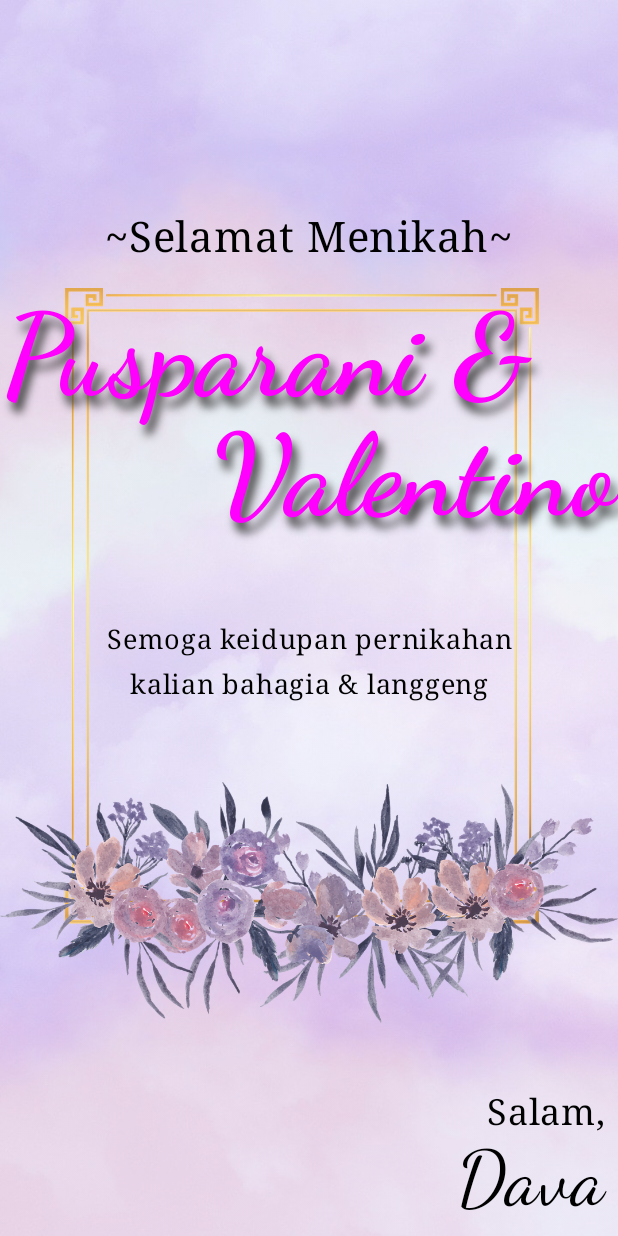
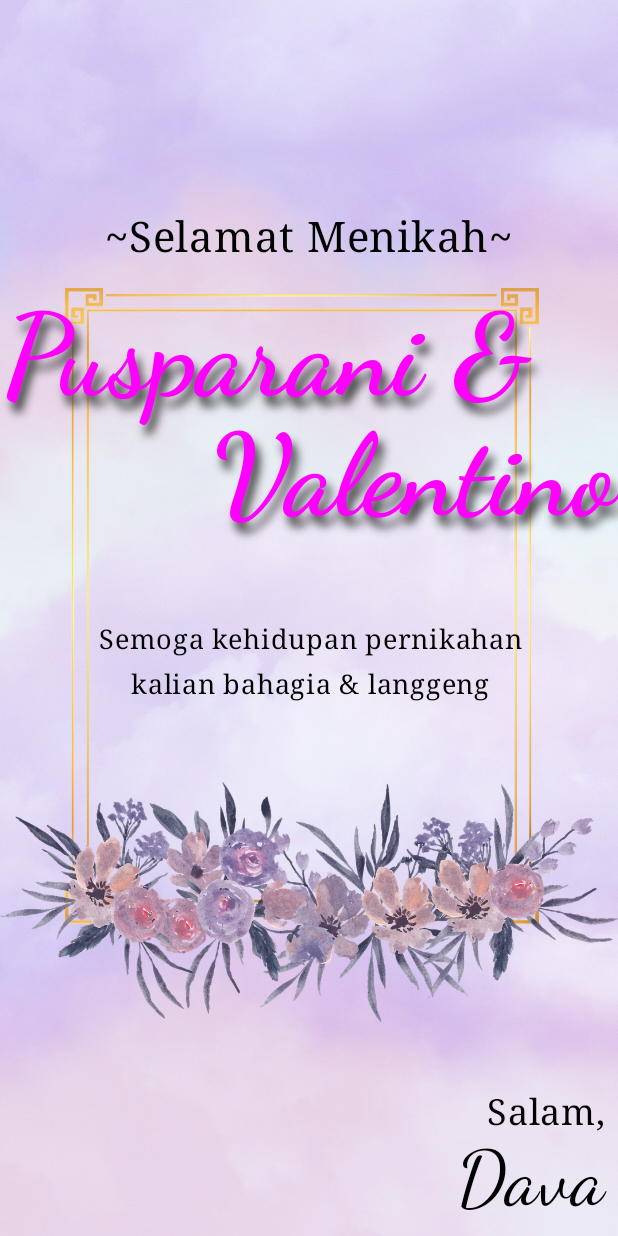
Before and after one commit to Dvamhmd/selamat_menikah, an Android app built with Jetpack Compose: the screen it shows after launch (MainActivity), on a phone screen of 412 x 824 dp. Run offline under Robolectric (Android 15) with nearby library versions, the phone set to English and light mode, and no system bars.

Commit message:
typo fixing

```diff
--- a/app/src/main/java/com/example/selamatmenikah/MainActivity.kt
+++ b/app/src/main/java/com/example/selamatmenikah/MainActivity.kt
@@ -43,7 +43,7 @@ class MainActivity : ComponentActivity() {
                     IsiText(
                         "~Selamat Menikah~",
                         pasangan = "Pusparani &\n       Valentino",
-                        doa = "Semoga keidupan pernikahan\nkalian bahagia & langgeng",
+                        doa = "Semoga kehidupan pernikahan\nkalian bahagia & langgeng",
                         salam = "Salam,",
                         admirer = "Dava",
                     )
@@ -153,7 +153,7 @@ fun GreetingPreview() {
         IsiText(
             "~Selamat Menikah~",
             pasangan = "Pusparani &\n     Valentino",
-            doa = "Semoga keidupan pernikahan\nkalian bahagia & langgeng",
+            doa = "Semoga kehidupan pernikahan\nkalian bahagia & langgeng",
             salam = "Salam,",
             admirer = "Dava",
         )
```
